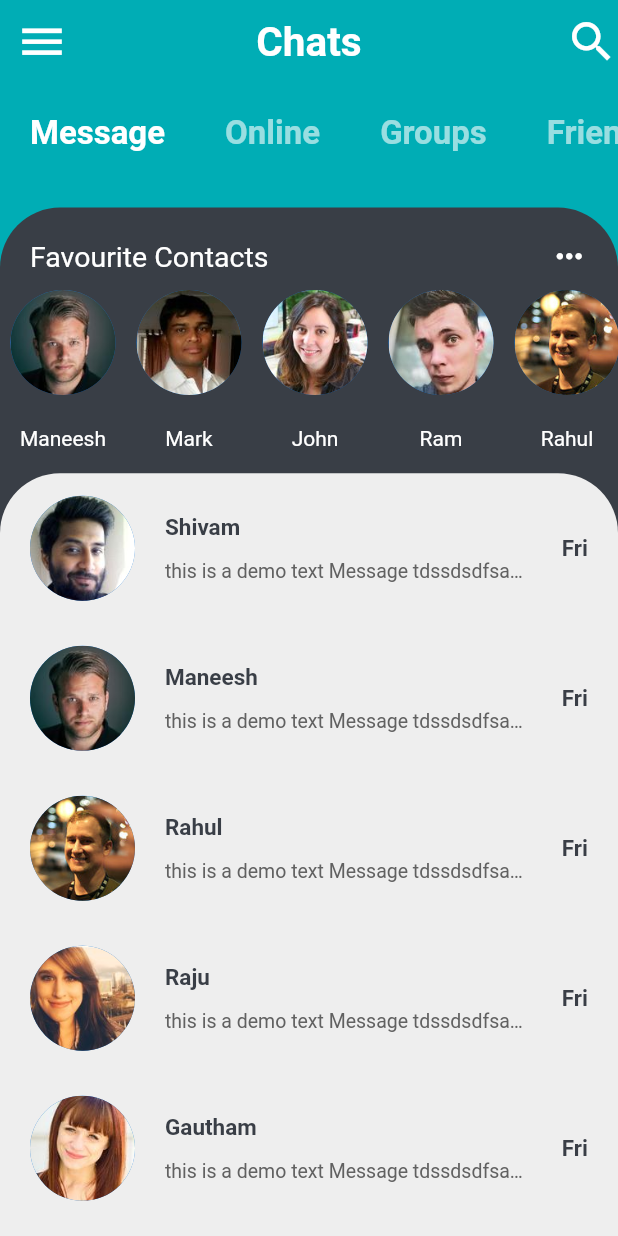
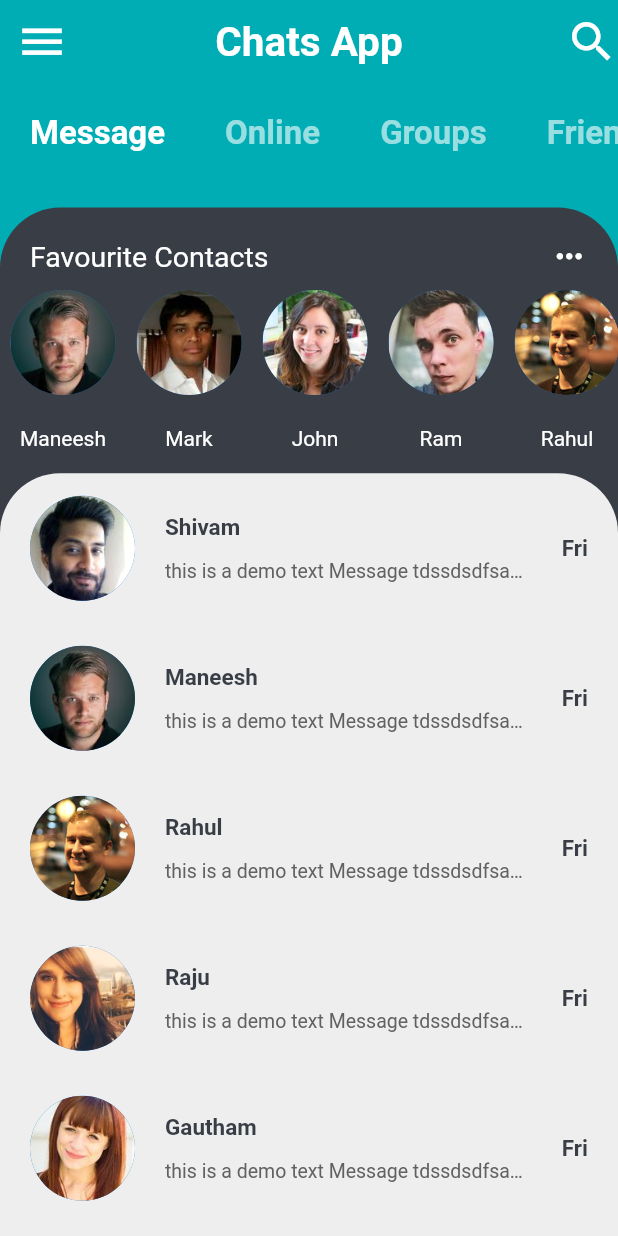
Before and after one commit to praful-chandra/message-app, a Flutter app: the Home screen opened by its route, on a phone screen of 412 x 824 dp. Run offline on Flutter 3.47's test engine with Material 2 defaults, Android fonts, the phone set to English and light mode, and no system bars; our stand-ins replace flutter_svg.

Commit message:
trial commit

```diff
--- a/lib/main.dart
+++ b/lib/main.dart
@@ -48,7 +48,7 @@ class Home extends StatelessWidget {
           size: 35,
         ),
         title: Text(
-          "Chats",
+          "Chats App",
           style: Theme.of(context).textTheme.title,
         ),
         centerTitle: true,
```
